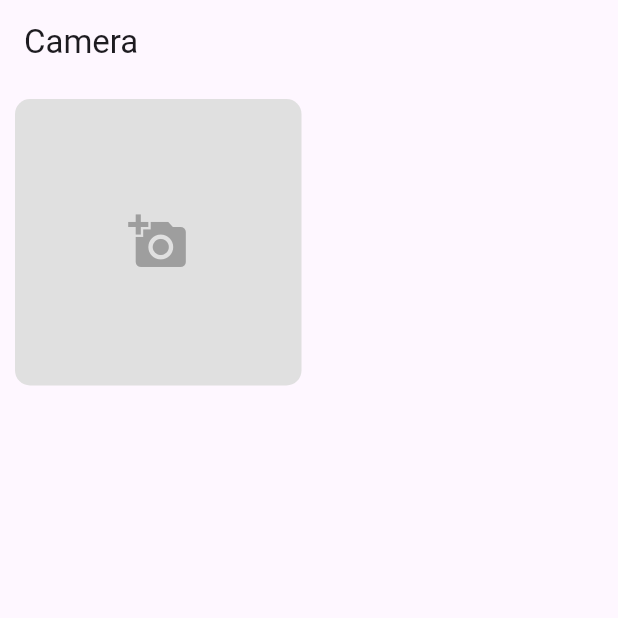
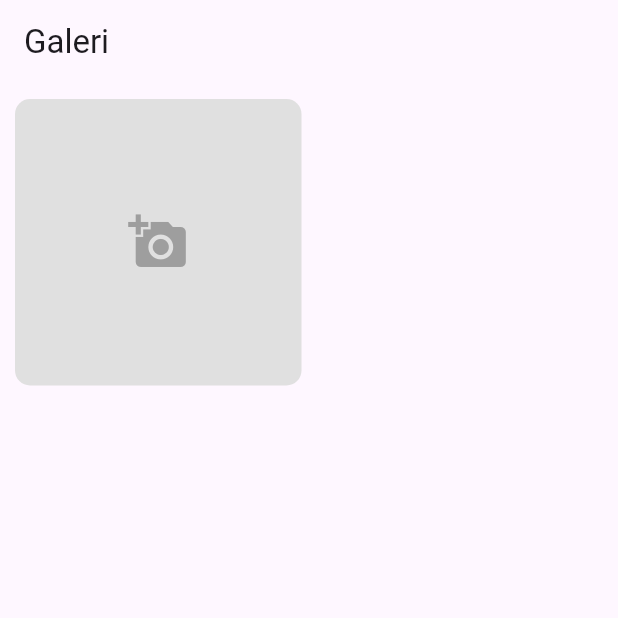
Before and after one commit to syarifyahyash/awesomeappp, a Flutter app: the screen it shows after launch, on a phone screen of 412 x 824 dp, the top half of it. Run offline on Flutter 3.47's test engine with Material 3 defaults, Android fonts, the phone set to English and light mode, and no system bars; our stand-ins replace geolocator; Roboto replaces fonts that are missing (Poppins).

Commit message:
feat: added galeri_screen

```diff
--- a/lib/main.dart
+++ b/lib/main.dart
@@ -2,6 +2,7 @@ import 'package:awesomeappp/screen/about_screen.dart';
 import 'package:awesomeappp/service/movie.dart';
 import 'package:flutter/material.dart';
 import 'package:awesomeappp/screen/detail_screen.dart';
+import 'package:awesomeappp/screen/galeri_screen.dart';
 import 'package:awesomeappp/screen/camera_screen.dart';
 // import 'package:awesomeappp/screen/home_screen.dart';
 // import 'package:awesomeappp/screen/login_screen.dart';
@@ -26,7 +27,7 @@ class MyApp extends StatelessWidget {
         if (settings.name == '/'){
           // return MaterialPageRoute(builder: (context) => const LoginScreen());
           // return MaterialPageRoute(builder: (context) => const HomeScreen());
-          return MaterialPageRoute(builder: (context) => const CameraScreen());
+          return MaterialPageRoute(builder: (context) => const GaleriScreen());
         }
         if (settings.name == '/detail'){
           final movie = settings.arguments as Movie;
@@ -35,6 +36,9 @@ class MyApp extends StatelessWidget {
         if (settings.name == '/about'){
           return MaterialPageRoute(builder: (context) => const AboutScreen());
         }
+        if (settings.name == '/camera'){
+          return MaterialPageRoute(builder: (context) => const CameraScreen());
+        }
         return null;
       },
     );
--- a/lib/screen/camera_screen.dart
+++ b/lib/screen/camera_screen.dart
@@ -1,36 +1,20 @@
 import 'package:flutter/material.dart';
 
-class CameraScreen extends StatelessWidget {
+class CameraScreen extends StatefulWidget {
   const CameraScreen({super.key});
 
+  @override
+  State<CameraScreen> createState() => _CameraScreenState();
+}
+
+class _CameraScreenState extends State<CameraScreen> {
   @override
   Widget build(BuildContext context) {
     return Scaffold(
       appBar: AppBar(
         title: const Text('Camera'),
       ),
-      body: SingleChildScrollView(
-        child: GridView.count(
-          crossAxisCount: 2,
-          mainAxisSpacing: 10,
-          crossAxisSpacing: 10,
-          shrinkWrap: true,
-          padding: const EdgeInsets.all(10),
-          children: [
-            Container(
-              decoration: BoxDecoration(
-                color: Colors.grey[300],
-                borderRadius: BorderRadius.circular(10),
-              ),
-              child: const Icon(
-                Icons.add_a_photo,
-                size: 40,
-                color: Colors.grey,
-              ),
-            )
-          ],
-        ),
-      )
+
     );
   }
 }
--- /dev/null
+++ b/lib/screen/galeri_screen.dart
@@ -0,0 +1,41 @@
+import 'package:flutter/material.dart';
+
+class GaleriScreen extends StatelessWidget {
+  const GaleriScreen({super.key});
+
+  @override
+  Widget build(BuildContext context) {
+    return Scaffold(
+      appBar: AppBar(
+        title: const Text('Galeri'),
+      ),
+      body: SingleChildScrollView(
+        child: GridView.count(
+          crossAxisCount: 2,
+          mainAxisSpacing: 10,
+          crossAxisSpacing: 10,
+          shrinkWrap: true,
+          padding: const EdgeInsets.all(10),
+          children: [
+            GestureDetector(
+              onTap: (){
+                Navigator.pushNamed(context, '/camera');
+              },
+              child: Container(
+                decoration: BoxDecoration(
+                  color: Colors.grey[300],
+                  borderRadius: BorderRadius.circular(10),
+                ),
+                child: const Icon(
+                  Icons.add_a_photo,
+                  size: 40,
+                  color: Colors.grey,
+                ),
+              ),
+            )
+          ],
+        ),
+      )
+    );
+  }
+}
```
